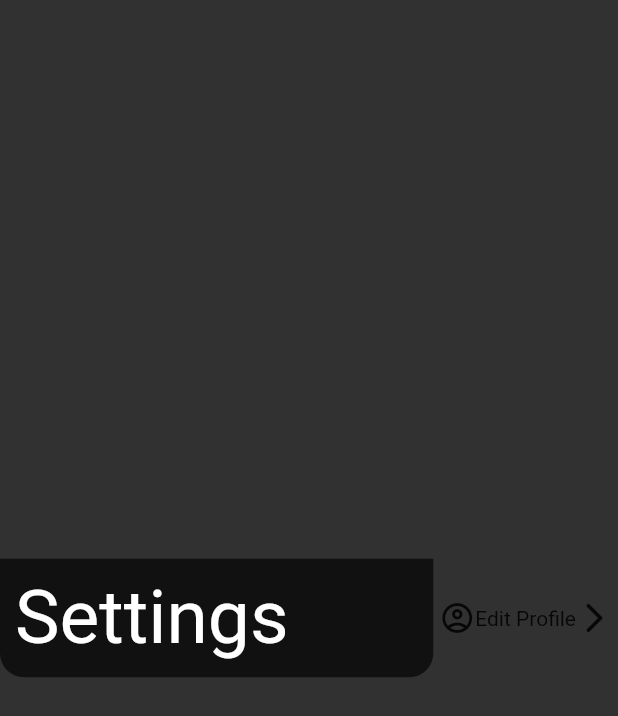
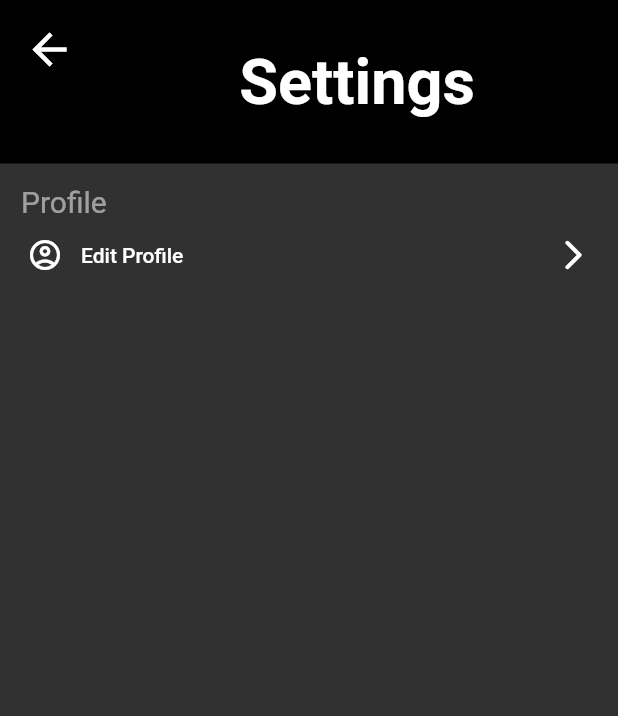
Before and after one commit to Icefenix7198/CITM-API-MTG_Moviles, a Flutter app: the SettingsScreen screen opened by its route, on a phone screen of 412 x 824 dp. Shown: the top 716 px of the screen. Run offline on Flutter 3.47's test engine with Material 2 defaults, Android fonts, the phone set to English and light mode, and no system bars.

Commit message:
Settings WIP ya se abre bien

```diff
--- a/api_mtg/lib/Screens/settings_screen.dart
+++ b/api_mtg/lib/Screens/settings_screen.dart
@@ -12,33 +12,68 @@ class SettingsScreen extends StatelessWidget {
       backgroundColor: const Color.fromARGB(255, 49, 49, 49),
       body: Center(
         child: Column(
-          mainAxisAlignment: MainAxisAlignment.spaceEvenly,
+          mainAxisAlignment: MainAxisAlignment.start,
+          crossAxisAlignment: CrossAxisAlignment.start,
           children: [
-            Row(
-              children: [
-                Expanded(
-                  flex: 40,
-                  child: Container(
-                    padding: const EdgeInsets.all(10),
-                    decoration: const BoxDecoration(
-                        color: Color.fromARGB(255, 17, 17, 17),
-                        borderRadius: BorderRadius.only(
-                            bottomLeft: Radius.circular(16),
-                            bottomRight: Radius.circular(16))),
-                    child: const Align(
-                      alignment: Alignment.centerLeft,
-                      child: Text(
-                        "Settings",
-                        style: TextStyle(fontSize: 50, color: Colors.white),
+            //Cuadro negro superior
+            Container(
+              color: Colors.black,
+              child: Row(
+                crossAxisAlignment: CrossAxisAlignment.start,
+                children: [
+                  //Flecha hacia atras
+                  Padding(
+                    padding: const EdgeInsets.all(8.0),
+                    child: IconButton(
+                      alignment: Alignment.topLeft,
+                      onPressed: () => {Navigator.of(context).pop()},
+                      icon: const Icon(
+                        Icons.arrow_back_outlined,
+                        color: Colors.white,
+                        size: 34,
                       ),
                     ),
                   ),
-                ),
-                //Boton Edit Profile
-                const SettingsEditProfileBotton()
-                //Boton Account Managment
-              ],
+                  const Spacer(),
+                  //Nombre settings
+                  const Center(
+                    child: Padding(
+                      padding: EdgeInsets.all(30.0),
+                      child: Text(
+                        "Settings",
+                        style: TextStyle(
+                          color: Colors.white,
+                          fontSize: 42,
+                          fontWeight: FontWeight.bold,
+                          fontFamily: "",
+                        ),
+                      ),
+                    ),
+                  ),
+                  const Spacer(),
+                ],
+              ),
             ),
+
+            //Columna de profile mas cosas
+            const Padding(
+              padding: EdgeInsets.all(14.0),
+              child: Column(
+                crossAxisAlignment: CrossAxisAlignment.start,
+                children: [
+                  //Text profile
+                  Text(
+                    "Profile",
+                    style: TextStyle(
+                      fontSize: 20,
+                      color: Colors.white54,
+                    ),
+                  ),
+                  //Botones varios
+                  SettingsEditProfileBotton(),
+                ],
+              ),
+            )
           ],
         ),
       ),
@@ -57,10 +92,26 @@ class SettingsEditProfileBotton extends StatelessWidget {
       padding: EdgeInsets.all(4.0),
       child: Row(
         children: [
-          Icon(Icons.account_circle_outlined),
-          Text("Edit Profile"),
+          Icon(
+            Icons.account_circle_outlined,
+            color: Colors.white,
+          ),
+          Padding(
+            padding: EdgeInsets.all(12.0),
+            child: Text(
+              "Edit Profile",
+              style: TextStyle(
+                color: Colors.white,
+                fontWeight: FontWeight.w500,
+              ),
+            ),
+          ),
           Spacer(),
-          Icon(Icons.arrow_forward_ios_rounded),
+          Icon(
+            Icons.arrow_forward_ios_rounded,
+            color: Colors.white,
+            weight: 100,
+          ),
         ],
       ),
     );
--- a/api_mtg/lib/Screens/user_screen.dart
+++ b/api_mtg/lib/Screens/user_screen.dart
@@ -20,10 +20,7 @@ class UserScreen extends StatelessWidget {
                     padding: const EdgeInsets.all(10.0),
                     child: IconButton(
                       onPressed: () => {
-                        {
-                          Navigator.of(context)
-                              .pushReplacementNamed("/home/settings")
-                        }
+                        {Navigator.of(context).pushNamed("/home/settings")}
                       },
                       icon: const Icon(Icons.settings, color: Colors.white),
                     ),
```
